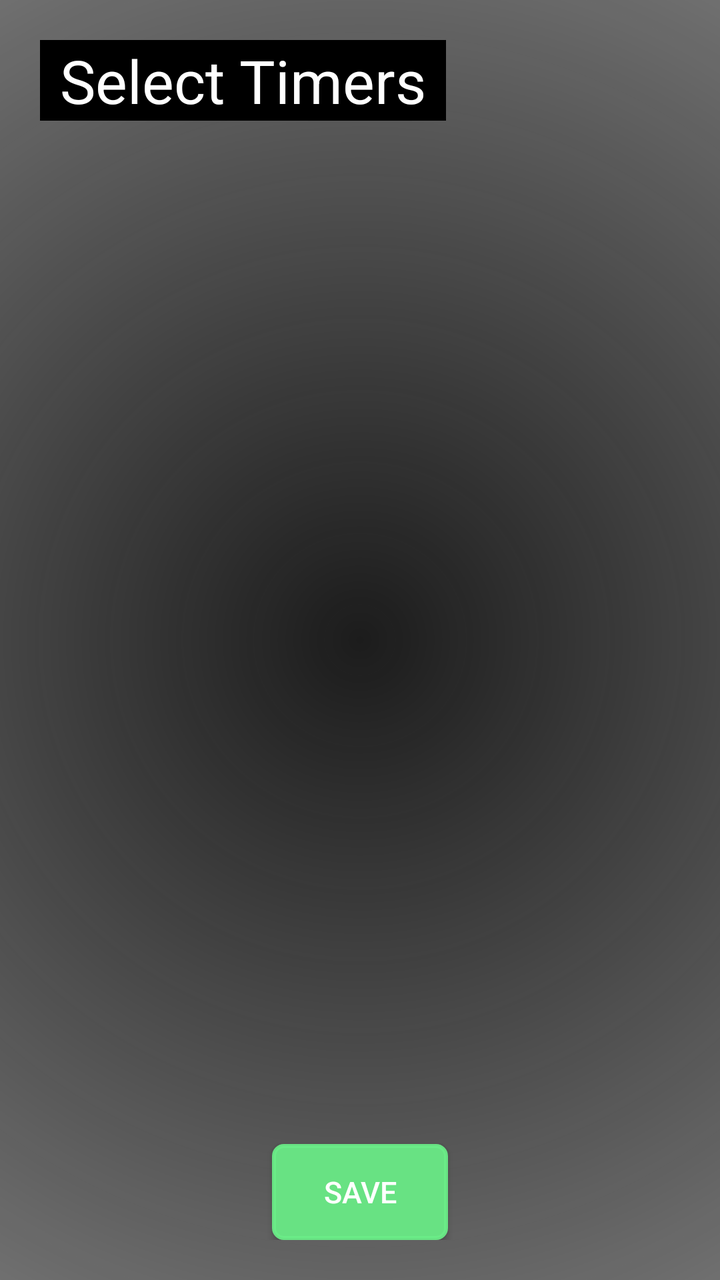
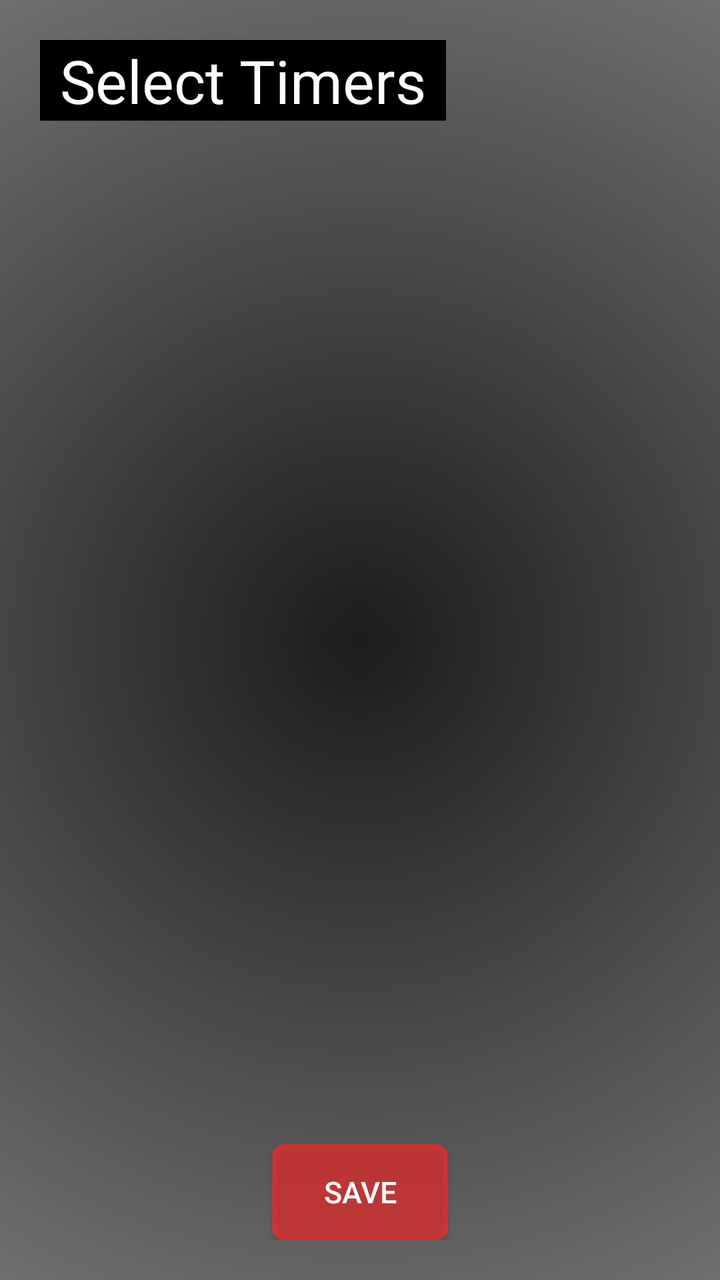

Compare the two renders of this Android layout. The source of the first and the diff that turns it into the second are given below.
<!-- AndroidManifest.xml: application theme AppTheme -->
<!-- res/layout/list_dialog.xml -->
<?xml version="1.0" encoding="utf-8"?>
<androidx.constraintlayout.widget.ConstraintLayout xmlns:android="http://schemas.android.com/apk/res/android"
  android:layout_width="400sp"
  android:layout_height="600sp"
  xmlns:tools="http://schemas.android.com/tools"
  android:padding="@dimen/size_20"
  xmlns:app="http://schemas.android.com/apk/res-auto"
  android:background="@drawable/progress_bar_bg">
  <TextView
    android:layout_width="wrap_content"
    android:layout_height="wrap_content"
    android:id="@+id/titleText"
    android:text="@string/select_timers"
    android:textSize="@dimen/size_30"
    android:textColor="@color/white"
    android:background="@color/black"
    android:paddingLeft="@dimen/size_10"
    android:paddingRight="@dimen/size_10"
    app:layout_constraintStart_toStartOf="parent"
    app:layout_constraintTop_toTopOf="parent"
    />

  <androidx.recyclerview.widget.RecyclerView
    android:layout_width="match_parent"
    android:layout_height="0dp"
    android:id="@+id/recyclerView"
    android:layout_marginTop="@dimen/size_10"
    android:layout_marginBottom="@dimen/size_10"
    app:layout_constraintBottom_toTopOf="@+id/saveBtn"
    app:layout_constraintTop_toBottomOf="@+id/titleText"
    tools:listitem="@layout/select_timer_card"
    />

  <androidx.appcompat.widget.AppCompatButton
    android:layout_width="wrap_content"
    android:layout_height="wrap_content"
    android:id="@+id/saveBtn"
    android:text="@string/save"
    android:background="@drawable/light_green_filled_bg"
    android:textColor="@color/white"
    android:textSize="@dimen/size_15"
    android:layout_marginTop="@dimen/size_20"
    app:layout_constraintBottom_toBottomOf="parent"
    app:layout_constraintEnd_toEndOf="parent"
    app:layout_constraintStart_toStartOf="@+id/recyclerView"
    />
</androidx.constraintlayout.widget.ConstraintLayout>
<!-- res/layout/select_timer_card.xml (included above) -->
<?xml version="1.0" encoding="utf-8"?>
<androidx.cardview.widget.CardView
  xmlns:android="http://schemas.android.com/apk/res/android"
  android:layout_width="match_parent"
  android:layout_height="wrap_content"
  android:id="@+id/timerCard"
  app:cardBackgroundColor="@color/black"
  xmlns:app="http://schemas.android.com/apk/res-auto">
  <LinearLayout
    android:layout_width="match_parent"
    android:layout_height="wrap_content"
    android:orientation="vertical">
    <androidx.constraintlayout.widget.ConstraintLayout
      android:layout_width="match_parent"
      android:layout_height="wrap_content"
      android:padding="@dimen/size_20">
      <TextView
        android:layout_width="@dimen/card_timer_name_width"
        android:layout_height="wrap_content"
        android:ellipsize="end"
        android:singleLine="true"
        android:id="@+id/timerName"
        android:textSize="@dimen/size_25"
        android:textColor="@color/white"
        android:layout_marginStart="@dimen/size_10"
        app:layout_constraintTop_toTopOf="parent"
        app:layout_constraintStart_toStartOf="parent"
        app:layout_constraintBottom_toBottomOf="parent"
        />

      <ImageButton
        android:layout_width="@dimen/size_30"
        android:layout_height="@dimen/size_30"
        android:id="@+id/moreInfoBtn"
        android:background="@drawable/more_info"
        android:layout_marginEnd="@dimen/size_10"
        app:layout_constraintTop_toTopOf="parent"
        app:layout_constraintBottom_toBottomOf="parent"
        app:layout_constraintEnd_toEndOf="parent"
        android:contentDescription="@string/timer_info"
        />
    </androidx.constraintlayout.widget.ConstraintLayout>
    <androidx.constraintlayout.widget.ConstraintLayout
      android:layout_width="match_parent"
      android:layout_height="wrap_content"
      android:id="@+id/moreInfoView"
      android:visibility="gone"
      android:paddingBottom="@dimen/size_20"
      android:paddingRight="@dimen/size_20"
      android:paddingLeft="@dimen/size_20">
      <TextView
        android:layout_width="wrap_content"
        android:layout_height="wrap_content"
        android:id="@+id/workTimeText"
        android:text="@string/workout_time"
        android:textColor="@color/white"
        android:textSize="@dimen/card_header_size"
        app:layout_constraintLeft_toLeftOf="parent"
        app:layout_constraintTop_toTopOf="parent"
        />
      <TextView
        android:layout_width="@dimen/four_digits_text_size_25_colon"
        android:layout_height="wrap_content"
        android:id="@+id/workTimeValueText"
        android:textSize="@dimen/card_value_size"
        android:textColor="@color/white"
        android:textAlignment="center"
        android:background="@drawable/border_white_thin"
        app:layout_constraintTop_toTopOf="parent"
        app:layout_constraintEnd_toEndOf="parent"
        />

      <LinearLayout
        android:layout_width="wrap_content"
        android:layout_height="wrap_content"
        android:orientation="horizontal"
        android:id="@+id/alertsContainer"
        android:layout_marginTop="@dimen/size_5"
        app:layout_constraintTop_toBottomOf="@+id/workTimeValueText"
        app:layout_constraintStart_toStartOf="parent"
        app:layout_constraintEnd_toEndOf="parent"
        >
        <TextView
          android:layout_width="@dimen/four_digits_text_size_25_colon"
          android:layout_height="wrap_content"
          android:id="@+id/alert1Text"
          android:textSize="@dimen/card_value_size"
          android:textColor="@color/white"
          android:background="@drawable/border_red"
          android:textAlignment="center"
          android:layout_marginEnd="@dimen/size_10"
          app:layout_constraintTop_toTopOf="parent"
          app:layout_constraintEnd_toEndOf="parent"
          />
        <TextView
          android:layout_width="@dimen/four_digits_text_size_25_colon"
          android:layout_height="wrap_content"
          android:id="@+id/alert2Text"
          android:textSize="@dimen/card_value_size"
          android:textColor="@color/white"
          android:background="@drawable/border_red"
          android:textAlignment="center"
          android:layout_marginStart="@dimen/size_10"
          app:layout_constraintTop_toTopOf="parent"
          app:layout_constraintEnd_toEndOf="parent"
          />
      </LinearLayout>

      <TextView
        android:layout_width="wrap_content"
        android:layout_height="wrap_content"
        android:id="@+id/setsText"
        android:text="@string/sets"
        android:textColor="@color/white"
        android:textSize="@dimen/card_header_size"
        android:layout_marginTop="@dimen/size_10"
        app:layout_constraintLeft_toLeftOf="parent"
        app:layout_constraintTop_toBottomOf="@+id/alertsContainer"
        />
      <TextView
        android:layout_width="@dimen/two_digits_text_size_25"
        android:layout_height="wrap_content"
        android:id="@+id/setsValueText"
        android:textSize="@dimen/card_value_size"
        android:textColor="@color/white"
        android:layout_marginTop="@dimen/size_10"
        android:layout_marginStart="@dimen/size_20"
        android:textAlignment="center"
        android:background="@drawable/border_white_thin"
        app:layout_constraintTop_toBottomOf="@+id/alertsContainer"
        app:layout_constraintEnd_toEndOf="@+id/workTimeText"
        />

      <TextView
        android:layout_width="wrap_content"
        android:layout_height="wrap_content"
        android:id="@+id/setBreakText"
        android:text="@string/set_break"
        android:textColor="@color/white"
        android:layout_marginTop="@dimen/size_10"
        android:layout_marginEnd="@dimen/size_15"
        android:textSize="@dimen/card_header_size"
        app:layout_constraintTop_toBottomOf="@+id/alertsContainer"
        app:layout_constraintRight_toLeftOf="@+id/setBreakValueText"
        />
      <TextView
        android:layout_width="@dimen/four_digits_text_size_25_colon"
        android:layout_height="wrap_content"
        android:id="@+id/setBreakValueText"
        android:textSize="@dimen/card_value_size"
        android:textColor="@color/white"
        android:layout_marginTop="@dimen/size_10"
        android:textAlignment="center"
        android:background="@drawable/border_white_thin"
        app:layout_constraintTop_toBottomOf="@+id/alertsContainer"
        app:layout_constraintEnd_toEndOf="parent"
        />
    </androidx.constraintlayout.widget.ConstraintLayout>
  </LinearLayout>
</androidx.cardview.widget.CardView>
<!-- resources referenced by this layout -->
<resources>
  <color name="black">#000000</color>
  <color name="white">#ffffff</color>
  <dimen name="card_header_size">20sp</dimen>
  <dimen name="card_timer_name_width">160sp</dimen>
  <dimen name="card_value_size">23sp</dimen>
  <dimen name="four_digits_text_size_25_colon">80sp</dimen>
  <dimen name="size_10">10sp</dimen>
  <dimen name="size_15">15sp</dimen>
  <dimen name="size_20">20sp</dimen>
  <dimen name="size_25">25sp</dimen>
  <dimen name="size_30">30sp</dimen>
  <dimen name="size_5">5sp</dimen>
  <dimen name="two_digits_text_size_25">40sp</dimen>
  <!-- drawable border_red (drawable) -->
  <?xml version="1.0" encoding="utf-8"?>
  <shape xmlns:android="http://schemas.android.com/apk/res/android"
    android:shape="rectangle">
    <stroke android:width="@dimen/border_width"
      android:color="@color/red" />
    <corners android:radius="@dimen/border_corner_radius" />
  </shape>
  <!-- drawable border_white_thin (drawable) -->
  <?xml version="1.0" encoding="utf-8"?>
  <shape xmlns:android="http://schemas.android.com/apk/res/android">
    android:shape="rectangle">
    <stroke android:width="@dimen/border_thin_size"
      android:color="@color/white" />
    <corners android:radius="@dimen/border_corner_radius" />
  </shape>
  <!-- drawable light_green_filled_bg (drawable) -->
  <?xml version="1.0" encoding="utf-8"?>
  <shape xmlns:android="http://schemas.android.com/apk/res/android">
    <solid android:color="@color/lightGreen"/>
    <stroke android:width="@dimen/border_width"
      android:color="@color/lightGreen" />
    <corners android:radius="@dimen/border_corner_radius" />
  </shape>
  <!-- drawable more_info (drawable) -->
  <vector xmlns:android="http://schemas.android.com/apk/res/android"
      android:width="24dp"
      android:height="24dp"
      android:viewportWidth="24"
      android:viewportHeight="24"
      android:tint="@color/yellow">
    <path
        android:fillColor="@color/yellow"
        android:pathData="M4,6L2,6v14c0,1.1 0.9,2 2,2h14v-2L4,20L4,6zM20,2L8,2c-1.1,0 -2,0.9 -2,2v12c0,1.1 0.9,2 2,2h12c1.1,0 2,-0.9 2,-2L22,4c0,-1.1 -0.9,-2 -2,-2zM19,11L9,11L9,9h10v2zM15,15L9,15v-2h6v2zM19,7L9,7L9,5h10v2z"/>
  </vector>
  <!-- drawable progress_bar_bg (drawable) -->
  <?xml version="1.0" encoding="utf-8"?>
  <shape xmlns:android="http://schemas.android.com/apk/res/android"
    android:shape="rectangle">
    <gradient android:type="radial" android:gradientRadius="1000dp"
      android:startColor="@color/lightBlack" />
  </shape>
  <string name="save">Save</string>
  <string name="select_timers">Select Timers</string>
  <string name="set_break">Set Break</string>
  <string name="sets">Sets</string>
  <string name="timer_info">Timer Info</string>
  <string name="workout_time">Workout Time</string>
  <style name="AppTheme" parent="Theme.MaterialComponents.DayNight.NoActionBar">
      <item name="colorPrimary">@color/colorPrimary</item>
      <item name="colorPrimaryDark">@color/colorPrimaryDark</item>
      <item name="colorAccent">@color/colorAccent</item>
      <item name="android:windowTranslucentStatus">true</item>
    </style>
  <dimen name="border_width">2sp</dimen>
  <color name="red">#B4EA2D2D</color>
  <dimen name="border_corner_radius">5sp</dimen>
  <dimen name="border_thin_size">0.5sp</dimen>
  <color name="lightGreen">#EE6BED87</color>
  <color name="yellow">#E5F637</color>
  <color name="lightBlack">#1C1C1C</color>
  <color name="colorPrimary">#62539a</color>
  <color name="colorPrimaryDark">#5a426d</color>
  <color name="colorAccent">#42ccc8</color>
</resources>

<!-- the commit's change to res/layout/list_dialog.xml (unified diff, before → after) -->
@@ -36,7 +36,7 @@
     android:layout_height="wrap_content"
     android:id="@+id/saveBtn"
     android:text="@string/save"
-    android:background="@drawable/light_green_filled_bg"
+    android:background="@drawable/red_filled_bg"
     android:textColor="@color/white"
     android:textSize="@dimen/size_15"
     android:layout_marginTop="@dimen/size_20"
<!-- resource entries referenced after the edit -->
@@ -29,14 +29,6 @@
       android:color="@color/white" />
     <corners android:radius="@dimen/border_corner_radius" />
   </shape>
-  <!-- drawable light_green_filled_bg (drawable) -->
-  <?xml version="1.0" encoding="utf-8"?>
-  <shape xmlns:android="http://schemas.android.com/apk/res/android">
-    <solid android:color="@color/lightGreen"/>
-    <stroke android:width="@dimen/border_width"
-      android:color="@color/lightGreen" />
-    <corners android:radius="@dimen/border_corner_radius" />
-  </shape>
   <!-- drawable more_info (drawable) -->
   <vector xmlns:android="http://schemas.android.com/apk/res/android"
       android:width="24dp"
@@ -55,6 +47,14 @@
     <gradient android:type="radial" android:gradientRadius="1000dp"
       android:startColor="@color/lightBlack" />
   </shape>
+  <!-- drawable red_filled_bg (drawable) -->
+  <?xml version="1.0" encoding="utf-8"?>
+  <shape xmlns:android="http://schemas.android.com/apk/res/android">
+    <solid android:color="@color/red"/>
+    <stroke android:width="@dimen/border_width"
+      android:color="@color/red" />
+    <corners android:radius="@dimen/border_corner_radius" />
+  </shape>
   <string name="save">Save</string>
   <string name="select_timers">Select Timers</string>
   <string name="set_break">Set Break</string>
@@ -71,7 +71,6 @@
   <color name="red">#B4EA2D2D</color>
   <dimen name="border_corner_radius">5sp</dimen>
   <dimen name="border_thin_size">0.5sp</dimen>
-  <color name="lightGreen">#EE6BED87</color>
   <color name="yellow">#E5F637</color>
   <color name="lightBlack">#1C1C1C</color>
   <color name="colorPrimary">#62539a</color>
